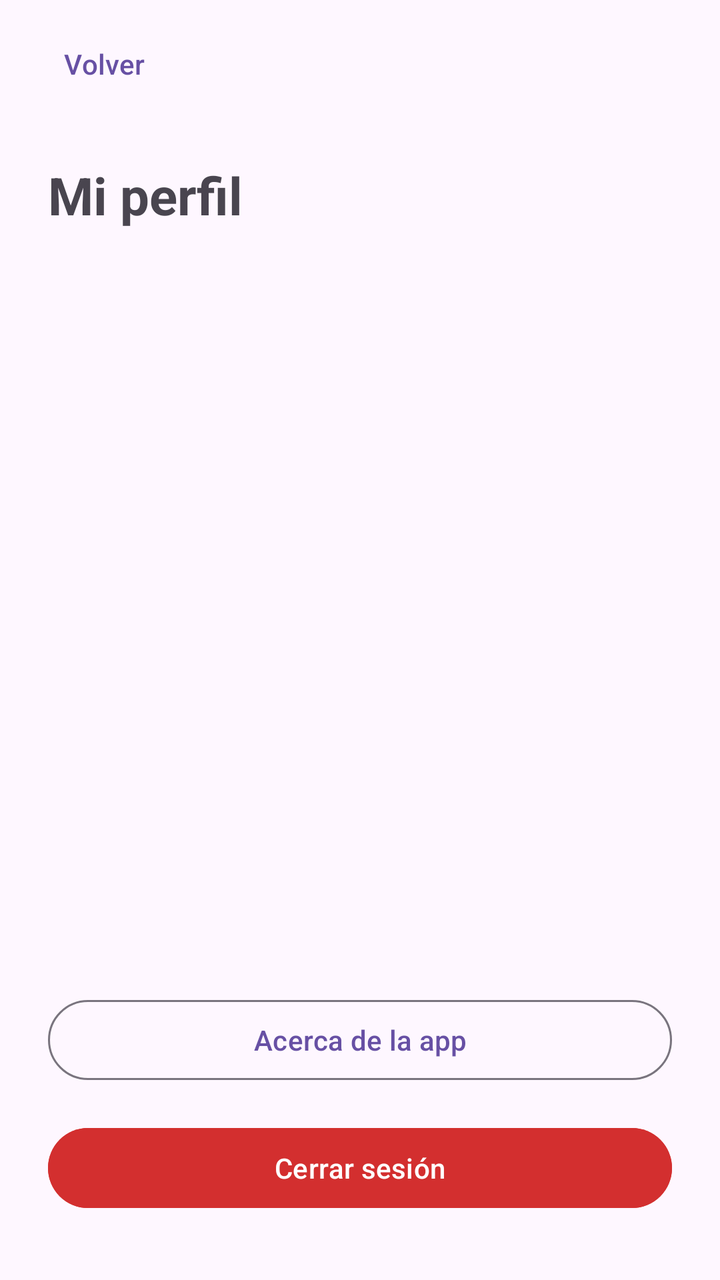
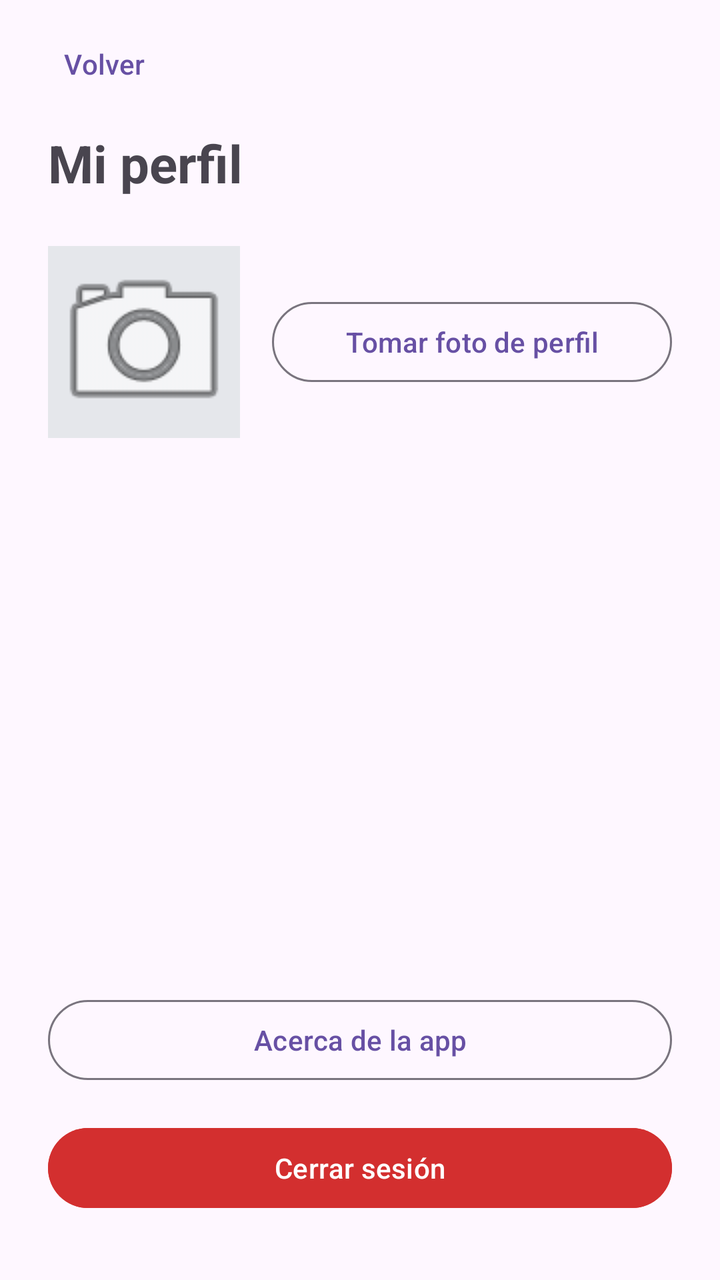

Compare the two renders of this Android layout. The source of the first and the diff that turns it into the second are given below.
<!-- AndroidManifest.xml: application theme Theme.Proyecto -->
<!-- res/layout/activity_perfil.xml -->
<?xml version="1.0" encoding="utf-8"?>
<androidx.constraintlayout.widget.ConstraintLayout xmlns:android="http://schemas.android.com/apk/res/android"
    xmlns:app="http://schemas.android.com/apk/res-auto"
    xmlns:tools="http://schemas.android.com/tools"
    android:id="@+id/main"
    android:layout_width="match_parent"
    android:layout_height="match_parent"
    tools:context=".ui.menu.PerfilActivity">

    <com.google.android.material.button.MaterialButton
        android:id="@+id/btnVolver"
        style="?attr/borderlessButtonStyle"
        android:layout_width="wrap_content"
        android:layout_height="wrap_content"
        android:layout_marginStart="8dp"
        android:layout_marginTop="8dp"
        android:text="@string/btn_volver"
        app:layout_constraintStart_toStartOf="parent"
        app:layout_constraintTop_toTopOf="parent" />

    <TextView
        android:id="@+id/tvTituloPerfil"
        android:layout_width="0dp"
        android:layout_height="wrap_content"
        android:layout_marginStart="24dp"
        android:layout_marginTop="24dp"
        android:layout_marginEnd="24dp"
        android:text="@string/perfil_titulo"
        android:textSize="26sp"
        android:textStyle="bold"
        app:layout_constraintEnd_toEndOf="parent"
        app:layout_constraintStart_toStartOf="parent"
        app:layout_constraintTop_toBottomOf="@id/btnVolver" />

    <TextView
        android:id="@+id/tvNombrePerfil"
        android:layout_width="0dp"
        android:layout_height="wrap_content"
        android:layout_marginStart="24dp"
        android:layout_marginTop="32dp"
        android:layout_marginEnd="24dp"
        android:textSize="18sp"
        app:layout_constraintEnd_toEndOf="parent"
        app:layout_constraintStart_toStartOf="parent"
        app:layout_constraintTop_toBottomOf="@id/tvTituloPerfil" />

    <TextView
        android:id="@+id/tvCorreoPerfil"
        android:layout_width="0dp"
        android:layout_height="wrap_content"
        android:layout_marginStart="24dp"
        android:layout_marginTop="16dp"
        android:layout_marginEnd="24dp"
        android:textSize="18sp"
        app:layout_constraintEnd_toEndOf="parent"
        app:layout_constraintStart_toStartOf="parent"
        app:layout_constraintTop_toBottomOf="@id/tvNombrePerfil" />

    <TextView
        android:id="@+id/tvCarreraPerfil"
        android:layout_width="0dp"
        android:layout_height="wrap_content"
        android:layout_marginStart="24dp"
        android:layout_marginTop="16dp"
        android:layout_marginEnd="24dp"
        android:textSize="18sp"
        app:layout_constraintEnd_toEndOf="parent"
        app:layout_constraintStart_toStartOf="parent"
        app:layout_constraintTop_toBottomOf="@id/tvCorreoPerfil" />

    <TextView
        android:id="@+id/tvSedePerfil"
        android:layout_width="0dp"
        android:layout_height="wrap_content"
        android:layout_marginStart="24dp"
        android:layout_marginTop="16dp"
        android:layout_marginEnd="24dp"
        android:textSize="18sp"
        app:layout_constraintEnd_toEndOf="parent"
        app:layout_constraintStart_toStartOf="parent"
        app:layout_constraintTop_toBottomOf="@id/tvCarreraPerfil" />

    <TextView
        android:id="@+id/tvHorasPerfil"
        android:layout_width="0dp"
        android:layout_height="wrap_content"
        android:layout_marginStart="24dp"
        android:layout_marginTop="16dp"
        android:layout_marginEnd="24dp"
        android:textSize="18sp"
        android:textStyle="bold"
        app:layout_constraintEnd_toEndOf="parent"
        app:layout_constraintStart_toStartOf="parent"
        app:layout_constraintTop_toBottomOf="@id/tvSedePerfil" />

    <com.google.android.material.button.MaterialButton
        android:id="@+id/btnAcerca"
        style="?attr/materialButtonOutlinedStyle"
        android:layout_width="0dp"
        android:layout_height="wrap_content"
        android:layout_marginStart="24dp"
        android:layout_marginEnd="24dp"
        android:layout_marginBottom="16dp"
        android:text="@string/btn_acerca"
        app:layout_constraintBottom_toTopOf="@id/btnCerrarSesion"
        app:layout_constraintEnd_toEndOf="parent"
        app:layout_constraintStart_toStartOf="parent" />

    <com.google.android.material.button.MaterialButton
        android:id="@+id/btnCerrarSesion"
        android:layout_width="0dp"
        android:layout_height="wrap_content"
        android:layout_marginStart="24dp"
        android:layout_marginEnd="24dp"
        android:layout_marginBottom="32dp"
        android:backgroundTint="@color/rojo_cerrar"
        android:text="@string/btn_cerrar_sesion"
        android:textColor="@android:color/white"
        app:layout_constraintBottom_toBottomOf="parent"
        app:layout_constraintEnd_toEndOf="parent"
        app:layout_constraintStart_toStartOf="parent" />

</androidx.constraintlayout.widget.ConstraintLayout>
<!-- resources referenced by this layout -->
<resources>
  <color name="rojo_cerrar">#D32F2F</color>
  <string name="btn_acerca">Acerca de la app</string>
  <string name="btn_cerrar_sesion">Cerrar sesión</string>
  <string name="btn_volver">Volver</string>
  <string name="perfil_titulo">Mi perfil</string>
  <style name="Theme.Proyecto" parent="Base.Theme.Proyecto" />
  <style name="Base.Theme.Proyecto" parent="Theme.Material3.DayNight.NoActionBar">
          
          
      </style>
</resources>

<!-- the commit's change to res/layout/activity_perfil.xml (unified diff, before → after) -->
@@ -5,7 +5,7 @@
     android:id="@+id/main"
     android:layout_width="match_parent"
     android:layout_height="match_parent"
-    tools:context=".ui.menu.PerfilActivity">
+    tools:context=".PerfilActivity">
 
     <com.google.android.material.button.MaterialButton
         android:id="@+id/btnVolver"
@@ -23,7 +23,7 @@
         android:layout_width="0dp"
         android:layout_height="wrap_content"
         android:layout_marginStart="24dp"
-        android:layout_marginTop="24dp"
+        android:layout_marginTop="8dp"
         android:layout_marginEnd="24dp"
         android:text="@string/perfil_titulo"
         android:textSize="26sp"
@@ -32,17 +32,43 @@
         app:layout_constraintStart_toStartOf="parent"
         app:layout_constraintTop_toBottomOf="@id/btnVolver" />
 
+    <ImageView
+        android:id="@+id/ivFotoPerfil"
+        android:layout_width="96dp"
+        android:layout_height="96dp"
+        android:layout_marginStart="24dp"
+        android:layout_marginTop="24dp"
+        android:background="#E5E7EB"
+        android:contentDescription="@string/desc_foto_perfil"
+        android:scaleType="centerCrop"
+        android:src="@android:drawable/ic_menu_camera"
+        app:layout_constraintStart_toStartOf="parent"
+        app:layout_constraintTop_toBottomOf="@id/tvTituloPerfil" />
+
+    <com.google.android.material.button.MaterialButton
+        android:id="@+id/btnTomarFoto"
+        style="?attr/materialButtonOutlinedStyle"
+        android:layout_width="0dp"
+        android:layout_height="wrap_content"
+        android:layout_marginStart="16dp"
+        android:layout_marginEnd="24dp"
+        android:text="@string/btn_tomar_foto"
+        app:layout_constraintBottom_toBottomOf="@id/ivFotoPerfil"
+        app:layout_constraintEnd_toEndOf="parent"
+        app:layout_constraintStart_toEndOf="@id/ivFotoPerfil"
+        app:layout_constraintTop_toTopOf="@id/ivFotoPerfil" />
+
     <TextView
         android:id="@+id/tvNombrePerfil"
         android:layout_width="0dp"
         android:layout_height="wrap_content"
         android:layout_marginStart="24dp"
-        android:layout_marginTop="32dp"
+        android:layout_marginTop="24dp"
         android:layout_marginEnd="24dp"
         android:textSize="18sp"
         app:layout_constraintEnd_toEndOf="parent"
         app:layout_constraintStart_toStartOf="parent"
-        app:layout_constraintTop_toBottomOf="@id/tvTituloPerfil" />
+        app:layout_constraintTop_toBottomOf="@id/ivFotoPerfil" />
 
     <TextView
         android:id="@+id/tvCorreoPerfil"
<!-- resource entries referenced after the edit -->
@@ -3,7 +3,9 @@
   <color name="rojo_cerrar">#D32F2F</color>
   <string name="btn_acerca">Acerca de la app</string>
   <string name="btn_cerrar_sesion">Cerrar sesión</string>
+  <string name="btn_tomar_foto">Tomar foto de perfil</string>
   <string name="btn_volver">Volver</string>
+  <string name="desc_foto_perfil">Foto de perfil</string>
   <string name="perfil_titulo">Mi perfil</string>
   <style name="Theme.Proyecto" parent="Base.Theme.Proyecto" />
   <style name="Base.Theme.Proyecto" parent="Theme.Material3.DayNight.NoActionBar">
